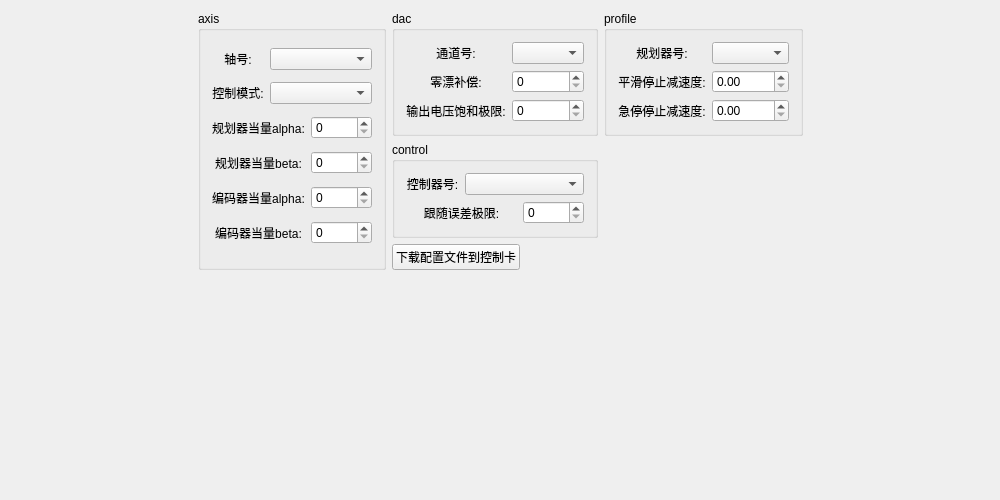
The window that GTSSimpleController/Widget/ConfigWidget.ui (whisper512/GTS) describes before a commit, drawn with Qt 5.
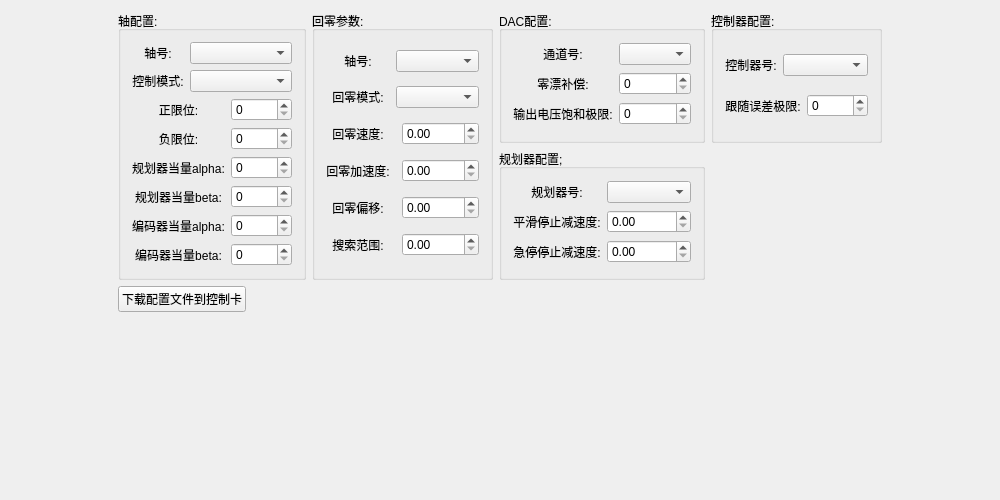
The same window after the commit.

Commit message: 完成对回零参数的添加和显示

What changed in the file:
```diff
--- a/GTSSimpleController/Widget/ConfigWidget.ui
+++ b/GTSSimpleController/Widget/ConfigWidget.ui
@@ -14,28 +14,56 @@
    <string>CConfigWidget</string>
   </property>
   <widget class="QWidget" name="centralWidget">
+   <layout class="QGridLayout" name="gridLayout_7">
+    <item row="0" column="0">
+     <spacer name="horizontalSpacer">
+      <property name="orientation">
+       <enum>Qt::Horizontal</enum>
+      </property>
+      <property name="sizeHint" stdset="0">
+       <size>
+        <width>40</width>
+        <height>20</height>
+       </size>
+      </property>
+     </spacer>
+    </item>
+    <item row="0" column="2">
+     <spacer name="horizontalSpacer_3">
+      <property name="orientation">
+       <enum>Qt::Horizontal</enum>
+      </property>
+      <property name="sizeHint" stdset="0">
+       <size>
+        <width>40</width>
+        <height>20</height>
+       </size>
+      </property>
+     </spacer>
+    </item>
+    <item row="0" column="1">
+     <layout class="QVBoxLayout" name="verticalLayout">
+      <item>
    <layout class="QGridLayout" name="gridLayout_3">
-    <item row="0" column="1">
-     <layout class="QGridLayout" name="gridLayout_2">
-      <item row="0" column="0" rowspan="3">
+        <item row="0" column="0" rowspan="2">
        <widget class="QGroupBox" name="groupBox">
         <property name="title">
-         <string>axis</string>
+           <string>轴配置:</string>
         </property>
         <layout class="QGridLayout" name="gridLayout">
-         <item row="0" column="0">
-          <widget class="QLabel" name="label_axisId">
+           <item row="1" column="1" colspan="2">
+            <widget class="QComboBox" name="comboBox_controlMode"/>
+           </item>
+           <item row="7" column="0" colspan="2">
+            <widget class="QLabel" name="label_encBeta">
            <property name="text">
-            <string>轴号:</string>
+              <string>编码器当量beta:</string>
            </property>
            <property name="alignment">
             <set>Qt::AlignCenter</set>
            </property>
           </widget>
          </item>
-         <item row="0" column="1" colspan="2">
-          <widget class="QComboBox" name="comboBox_axisId"/>
-         </item>
          <item row="1" column="0">
           <widget class="QLabel" name="label_controlMode">
            <property name="text">
@@ -46,44 +74,14 @@
            </property>
           </widget>
          </item>
-         <item row="1" column="1" colspan="2">
-          <widget class="QComboBox" name="comboBox_controlMode"/>
-         </item>
-         <item row="2" column="0" colspan="2">
-          <widget class="QLabel" name="label_prfAlpha">
-           <property name="text">
-            <string>规划器当量alpha:</string>
-           </property>
-           <property name="alignment">
-            <set>Qt::AlignCenter</set>
-           </property>
-          </widget>
-         </item>
          <item row="2" column="2">
-          <widget class="QSpinBox" name="spinBox_prfAlpha">
+            <widget class="QSpinBox" name="spinBox_pLimit">
            <property name="maximum">
             <number>32767</number>
            </property>
           </widget>
          </item>
-         <item row="3" column="0" colspan="2">
-          <widget class="QLabel" name="label_prfBeta">
-           <property name="text">
-            <string>规划器当量beta:</string>
-           </property>
-           <property name="alignment">
-            <set>Qt::AlignCenter</set>
-           </property>
-          </widget>
-         </item>
-         <item row="3" column="2">
-          <widget class="QSpinBox" name="spinBox_prfBeta">
-           <property name="maximum">
-            <number>32767</number>
-           </property>
-          </widget>
-         </item>
-         <item row="4" column="0" colspan="2">
+           <item row="6" column="0" colspan="2">
           <widget class="QLabel" name="label_encAlpha">
            <property name="text">
             <string>编码器当量alpha:</string>
@@ -93,25 +91,89 @@
            </property>
           </widget>
          </item>
+           <item row="7" column="2">
+            <widget class="QSpinBox" name="spinBox_encBeta">
+             <property name="maximum">
+              <number>32767</number>
+             </property>
+            </widget>
+           </item>
          <item row="4" column="2">
+            <widget class="QSpinBox" name="spinBox_prfAlpha">
+             <property name="maximum">
+              <number>32767</number>
+             </property>
+            </widget>
+           </item>
+           <item row="5" column="2">
+            <widget class="QSpinBox" name="spinBox_prfBeta">
+             <property name="maximum">
+              <number>32767</number>
+             </property>
+            </widget>
+           </item>
+           <item row="6" column="2">
           <widget class="QSpinBox" name="spinBox_encAlpha">
            <property name="maximum">
             <number>32767</number>
            </property>
           </widget>
          </item>
+           <item row="2" column="0" colspan="2">
+            <widget class="QLabel" name="label_pLimit">
+             <property name="text">
+              <string>正限位:</string>
+             </property>
+             <property name="alignment">
+              <set>Qt::AlignCenter</set>
+             </property>
+            </widget>
+           </item>
          <item row="5" column="0" colspan="2">
-          <widget class="QLabel" name="label_encBeta">
+            <widget class="QLabel" name="label_prfBeta">
            <property name="text">
-            <string>编码器当量beta:</string>
+              <string>规划器当量beta:</string>
            </property>
            <property name="alignment">
             <set>Qt::AlignCenter</set>
            </property>
           </widget>
          </item>
-         <item row="5" column="2">
-          <widget class="QSpinBox" name="spinBox_encBeta">
+           <item row="0" column="0">
+            <widget class="QLabel" name="label_axisId">
+             <property name="text">
+              <string>轴号:</string>
+             </property>
+             <property name="alignment">
+              <set>Qt::AlignCenter</set>
+             </property>
+            </widget>
+           </item>
+           <item row="4" column="0" colspan="2">
+            <widget class="QLabel" name="label_prfAlpha">
+             <property name="text">
+              <string>规划器当量alpha:</string>
+             </property>
+             <property name="alignment">
+              <set>Qt::AlignCenter</set>
+             </property>
+            </widget>
+           </item>
+           <item row="0" column="1" colspan="2">
+            <widget class="QComboBox" name="comboBox_axisId"/>
+           </item>
+           <item row="3" column="0" colspan="2">
+            <widget class="QLabel" name="label_nLimit">
+             <property name="text">
+              <string>负限位:</string>
+             </property>
+             <property name="alignment">
+              <set>Qt::AlignCenter</set>
+             </property>
+            </widget>
+           </item>
+           <item row="3" column="2">
+            <widget class="QSpinBox" name="spinBox_nLimit">
            <property name="maximum">
             <number>32767</number>
            </property>
@@ -120,10 +182,113 @@
         </layout>
        </widget>
       </item>
-      <item row="0" column="1">
+        <item row="0" column="1" rowspan="2">
+         <widget class="QGroupBox" name="groupBox_2">
+          <property name="title">
+           <string>回零参数:</string>
+          </property>
+          <layout class="QGridLayout" name="gridLayout_2">
+           <item row="1" column="1" colspan="2">
+            <widget class="QComboBox" name="comboBox_homeMode"/>
+           </item>
+           <item row="1" column="0">
+            <widget class="QLabel" name="label_homeMode">
+             <property name="text">
+              <string>回零模式:</string>
+             </property>
+             <property name="alignment">
+              <set>Qt::AlignCenter</set>
+             </property>
+            </widget>
+           </item>
+           <item row="0" column="0">
+            <widget class="QLabel" name="label_HomeAxisId">
+             <property name="text">
+              <string>轴号:</string>
+             </property>
+             <property name="alignment">
+              <set>Qt::AlignCenter</set>
+             </property>
+            </widget>
+           </item>
+           <item row="3" column="2">
+            <widget class="QDoubleSpinBox" name="doubleSpinBox_homeAcc">
+             <property name="maximum">
+              <double>99999.000000000000000</double>
+             </property>
+            </widget>
+           </item>
+           <item row="0" column="1" colspan="2">
+            <widget class="QComboBox" name="comboBox_axisIdHomeConfig"/>
+           </item>
+           <item row="5" column="2">
+            <widget class="QDoubleSpinBox" name="doubleSpinBox_homeRange">
+             <property name="maximum">
+              <double>99999.000000000000000</double>
+             </property>
+            </widget>
+           </item>
+           <item row="5" column="0">
+            <widget class="QLabel" name="label_homeRange">
+             <property name="text">
+              <string>搜索范围:</string>
+             </property>
+             <property name="alignment">
+              <set>Qt::AlignCenter</set>
+             </property>
+            </widget>
+           </item>
+           <item row="2" column="0">
+            <widget class="QLabel" name="label_homeVel">
+             <property name="text">
+              <string>回零速度:</string>
+             </property>
+             <property name="alignment">
+              <set>Qt::AlignCenter</set>
+             </property>
+            </widget>
+           </item>
+           <item row="3" column="0">
+            <widget class="QLabel" name="label_homeAcc">
+             <property name="text">
+              <string>回零加速度:</string>
+             </property>
+             <property name="alignment">
+              <set>Qt::AlignCenter</set>
+             </property>
+            </widget>
+           </item>
+           <item row="4" column="0">
+            <widget class="QLabel" name="label_homeOffset">
+             <property name="text">
+              <string>回零偏移:</string>
+             </property>
+             <property name="alignment">
+              <set>Qt::AlignCenter</set>
+             </property>
+            </widget>
+           </item>
+           <item row="4" column="2">
+            <widget class="QDoubleSpinBox" name="doubleSpinBox_homeOffset">
+             <property name="maximum">
+              <double>99999.000000000000000</double>
+             </property>
+            </widget>
+           </item>
+           <item row="2" column="2">
+            <widget class="QDoubleSpinBox" name="doubleSpinBox_homeVel">
+             <property name="maximum">
+              <double>99999.000000000000000</double>
+             </property>
+            </widget>
+           </item>
+          </layout>
+         </widget>
+        </item>
+        <item row="0" column="2">
        <widget class="QGroupBox" name="groupBox_3">
         <property name="title">
-         <string>dac</string>
+           <string>DAC配置:</string>
         </property>
         <layout class="QGridLayout" name="gridLayout_5">
          <item row="0" column="0">
@@ -176,10 +341,49 @@
         </layout>
        </widget>
       </item>
-      <item row="0" column="2">
+        <item row="0" column="3">
+         <widget class="QGroupBox" name="groupBox_4">
+          <property name="title">
+           <string>控制器配置:</string>
+          </property>
+          <layout class="QGridLayout" name="gridLayout_4">
+           <item row="0" column="0">
+            <widget class="QLabel" name="label_controlId">
+             <property name="text">
+              <string>控制器号:</string>
+             </property>
+             <property name="alignment">
+              <set>Qt::AlignCenter</set>
+             </property>
+            </widget>
+           </item>
+           <item row="0" column="1" colspan="2">
+            <widget class="QComboBox" name="comboBox_controlId"/>
+           </item>
+           <item row="1" column="0" colspan="2">
+            <widget class="QLabel" name="label_followingErrorLimit">
+             <property name="text">
+              <string>跟随误差极限:</string>
+             </property>
+             <property name="alignment">
+              <set>Qt::AlignCenter</set>
+             </property>
+            </widget>
+           </item>
+           <item row="1" column="2">
+            <widget class="QSpinBox" name="spinBox_followingErrorLimit">
+             <property name="maximum">
+              <number>32767</number>
+             </property>
+            </widget>
+           </item>
+          </layout>
+         </widget>
+        </item>
+        <item row="1" column="2">
        <widget class="QGroupBox" name="groupBox_6">
         <property name="title">
-         <string>profile</string>
+           <string>规划器配置;</string>
         </property>
         <layout class="QGridLayout" name="gridLayout_6">
          <item row="0" column="0">
@@ -228,46 +432,9 @@
         </layout>
        </widget>
       </item>
-      <item row="1" column="1">
-       <widget class="QGroupBox" name="groupBox_4">
-        <property name="title">
-         <string>control</string>
-        </property>
-        <layout class="QGridLayout" name="gridLayout_4">
-         <item row="0" column="0">
-          <widget class="QLabel" name="label_controlId">
-           <property name="text">
-            <string>控制器号:</string>
-           </property>
-           <property name="alignment">
-            <set>Qt::AlignCenter</set>
-           </property>
-          </widget>
-         </item>
-         <item row="0" column="1" colspan="2">
-          <widget class="QComboBox" name="comboBox_controlId"/>
-         </item>
-         <item row="1" column="0" colspan="2">
-          <widget class="QLabel" name="label_followingErrorLimit">
-           <property name="text">
-            <string>跟随误差极限:</string>
-           </property>
-           <property name="alignment">
-            <set>Qt::AlignCenter</set>
-           </property>
-          </widget>
-         </item>
-         <item row="1" column="2">
-          <widget class="QSpinBox" name="spinBox_followingErrorLimit">
-           <property name="maximum">
-            <number>32767</number>
-           </property>
-          </widget>
-         </item>
-        </layout>
-       </widget>
+       </layout>
       </item>
-      <item row="2" column="1">
+      <item>
        <layout class="QHBoxLayout" name="horizontalLayout_2">
         <item>
          <widget class="QPushButton" name="pushButton_loadToBoard">
@@ -299,32 +466,6 @@
       </item>
      </layout>
     </item>
-    <item row="0" column="0">
-     <spacer name="horizontalSpacer">
-      <property name="orientation">
-       <enum>Qt::Horizontal</enum>
-      </property>
-      <property name="sizeHint" stdset="0">
-       <size>
-        <width>40</width>
-        <height>20</height>
-       </size>
-      </property>
-     </spacer>
-    </item>
-    <item row="0" column="2">
-     <spacer name="horizontalSpacer_3">
-      <property name="orientation">
-       <enum>Qt::Horizontal</enum>
-      </property>
-      <property name="sizeHint" stdset="0">
-       <size>
-        <width>40</width>
-        <height>20</height>
-       </size>
-      </property>
-     </spacer>
-    </item>
     <item row="1" column="1">
      <spacer name="verticalSpacer">
       <property name="orientation">
```
Lines whose indentation alone changed are shown as unchanged. The commit also changes 6 other files.
